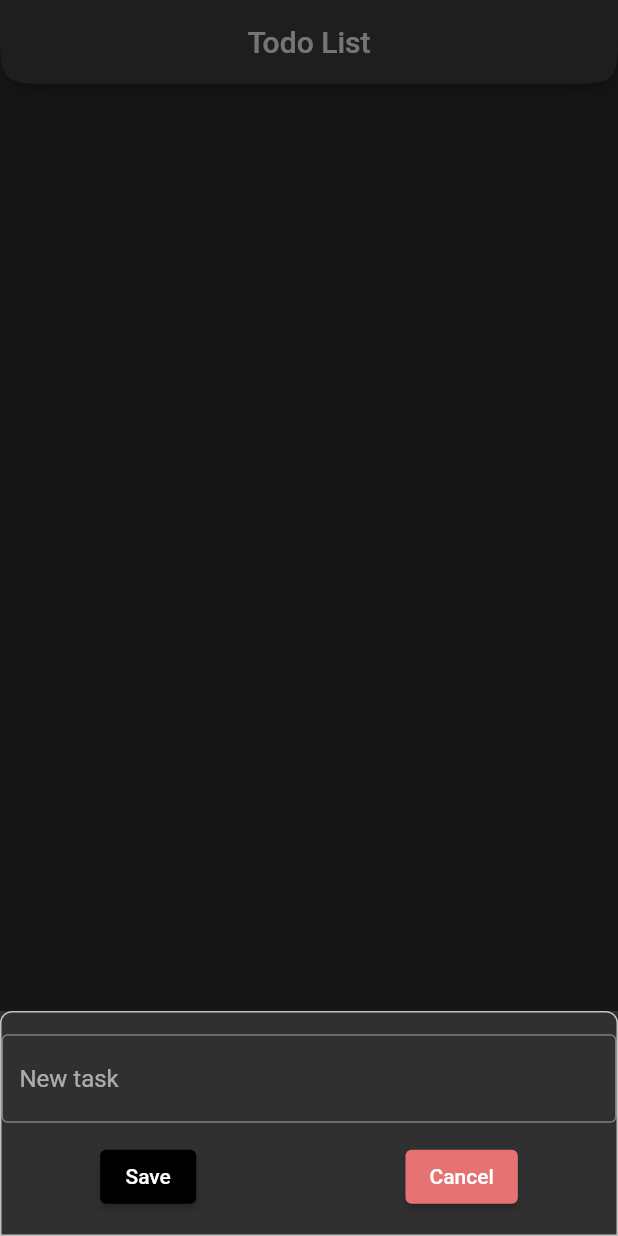
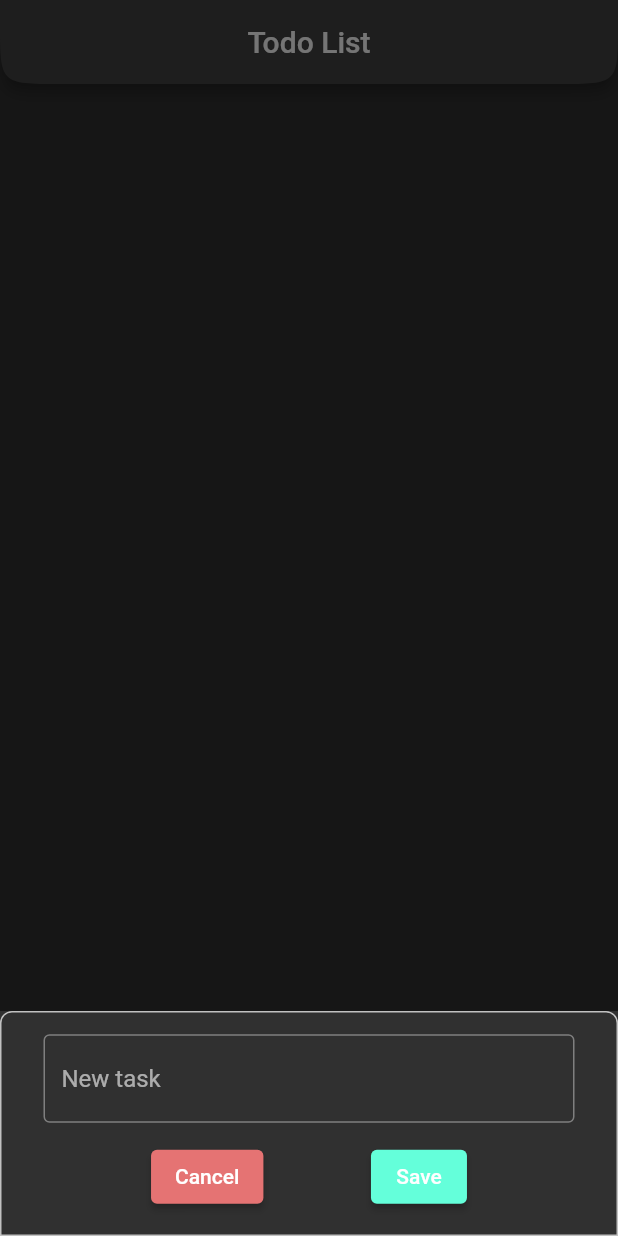
Before and after one commit to GungDeRaka/Flutter_Todo_List_App, a Flutter app: the screen it shows after launch, after a tap on the "add" icon, on a phone screen of 412 x 824 dp. Run offline on Flutter 3.47's test engine with Material 2 defaults, Android fonts, the phone set to English and light mode, and no system bars.

Commit message:
add some comment and fix some code

```diff
--- a/lib/controller/todo_controller.dart
+++ b/lib/controller/todo_controller.dart
@@ -4,32 +4,60 @@ import 'package:todo_list_app/widgets/todo_listtile.dart';
 import '../widgets/my_bottom_sheet_widget.dart';
 
 class ToDoController with ChangeNotifier {
+  ///a list of strings to dislay in [ToDo]
   List<String> taskList = [];
+
+  ///list bool for the value of checkbox in [ToDoListTile]
   List<bool> boolList = [];
-  late TextDecoration decor;
 
+  ///list of text decoration for decorate displayed string in [taskList] index
+  List<TextDecoration> decor = [];
+
+  ///add the member of [taskList] from input user
   TextEditingController textController = TextEditingController();
 
-  void checked(int index, bool newValue ) {
+  ///a special funtion, used for everytime the checkbox in [ToDoListTile] is clicked.
+  ///[checked] need some argument like:
+  ///
+  ///[index] to update some value of [boolList] member.
+  ///
+  ///[newValue] for give a new value for each [boolList] index
+  void checked(int index, bool newValue) {
     boolList[index] = newValue;
+    decor[index] =
+        boolList[index] ? TextDecoration.lineThrough : TextDecoration.none;
     notifyListeners();
   }
 
+  ///A helper function to call [MyBottomSheetWidget]
   void bottomSheet(BuildContext context) {
     showModalBottomSheet(
       context: context,
       builder: (_) {
-        return const MyBottomSheetWidget();
+        return MyBottomSheetWidget(
+          onSaved: () {
+            saveTask();
+            Navigator.pop(context);
+          },
+          onCanceled: () {
+            textController.clear();
+            Navigator.pop(context);
+          },
+        );
       },
     );
     notifyListeners();
   }
 
-  void addTask() {
+  ///[saveTask] will add some member for [taskList], [boolList], and [decor]
+  ///whenever this function is called
+  void saveTask() {
     if (textController.text.isNotEmpty) {
       taskList.add(textController.text);
       boolList.add(false);
+      decor.add(TextDecoration.none);
     }
+    textController.clear();
     notifyListeners();
   }
 }
--- a/lib/screens/todo_screen.dart
+++ b/lib/screens/todo_screen.dart
@@ -17,11 +17,12 @@ class ToDo extends StatelessWidget {
           itemBuilder: ((context, index) => Hero(
                 tag: "checked",
                 child: ToDoListTile(
+                  decoration: toDo.decor[index],
                     value: toDo.boolList[index],
                     onChanged: (value) {
                       toDo.checked(index, value!);
                     },
-                    titleText: context.watch<ToDoController>().taskList[index]),
+                    titleText: toDo.taskList[index]),
               )),
         ),
       ),
--- a/lib/widgets/my_bottom_sheet_widget.dart
+++ b/lib/widgets/my_bottom_sheet_widget.dart
@@ -1,15 +1,22 @@
+// ignore_for_file: public_member_api_docs, sort_constructors_first
 import 'package:flutter/material.dart';
 import 'package:provider/provider.dart';
+
 import 'package:todo_list_app/controller/todo_controller.dart';
 
 class MyBottomSheetWidget extends StatelessWidget {
-  const MyBottomSheetWidget({super.key});
+  const MyBottomSheetWidget({
+    Key? key,
+    required this.onSaved,
+    required this.onCanceled,
+  }) : super(key: key);
+  ///[onSaved]
+  final VoidCallback? onSaved;
+  final VoidCallback? onCanceled;
 
   @override
   Widget build(BuildContext context) {
-    return ChangeNotifierProvider<ToDoController>(
-      create: (context) => ToDoController(),
-      child: Container(
+    return Container(
       height: 150,
       decoration: BoxDecoration(
         borderRadius: const BorderRadius.only(
@@ -22,6 +29,8 @@ class MyBottomSheetWidget extends StatelessWidget {
         ),
       ),
       child: Center(
+        child: Padding(
+          padding: const EdgeInsets.symmetric(horizontal: 28, vertical: 8),
           child: Column(
             mainAxisAlignment: MainAxisAlignment.center,
             children: [
@@ -40,30 +49,16 @@ class MyBottomSheetWidget extends StatelessWidget {
                 children: [
                   ElevatedButton(
                     style: ElevatedButton.styleFrom(
-                      backgroundColor: Theme.of(context).primaryColorDark
+                      backgroundColor: Colors.red[300],
                     ),
-                    onPressed: () {
-                      context.read<ToDoController>().addTask();
-                      print(context.read<ToDoController>().taskList);
-                      Navigator.pop(context);
-                      context.read<ToDoController>().textController.clear();
-                    },
-                    child: const Text("Save"),
-                  ),
-                  const SizedBox(
-                  width: 8.0,
+                    onPressed: onCanceled,
+                    child: const Text("Cancel"),
                   ),
                   ElevatedButton(
                     style: ElevatedButton.styleFrom(
-                      backgroundColor: Colors.red[300],
-                    ),
-                    onPressed: () {
-                      print(context.read<ToDoController>().taskList);
-
-                      Navigator.pop(context);
-                      context.read<ToDoController>().textController.clear();
-                    },
-                    child: const Text("Cancel"),
+                        backgroundColor: Theme.of(context).indicatorColor),
+                    onPressed: onSaved,
+                    child: const Text("Save"),
                   ),
                 ],
               ),
```
Also changed, not shown: lib/widgets/todo_listtile.dart (+10 -9 lines). Lines whose indentation alone changed are shown as unchanged.
